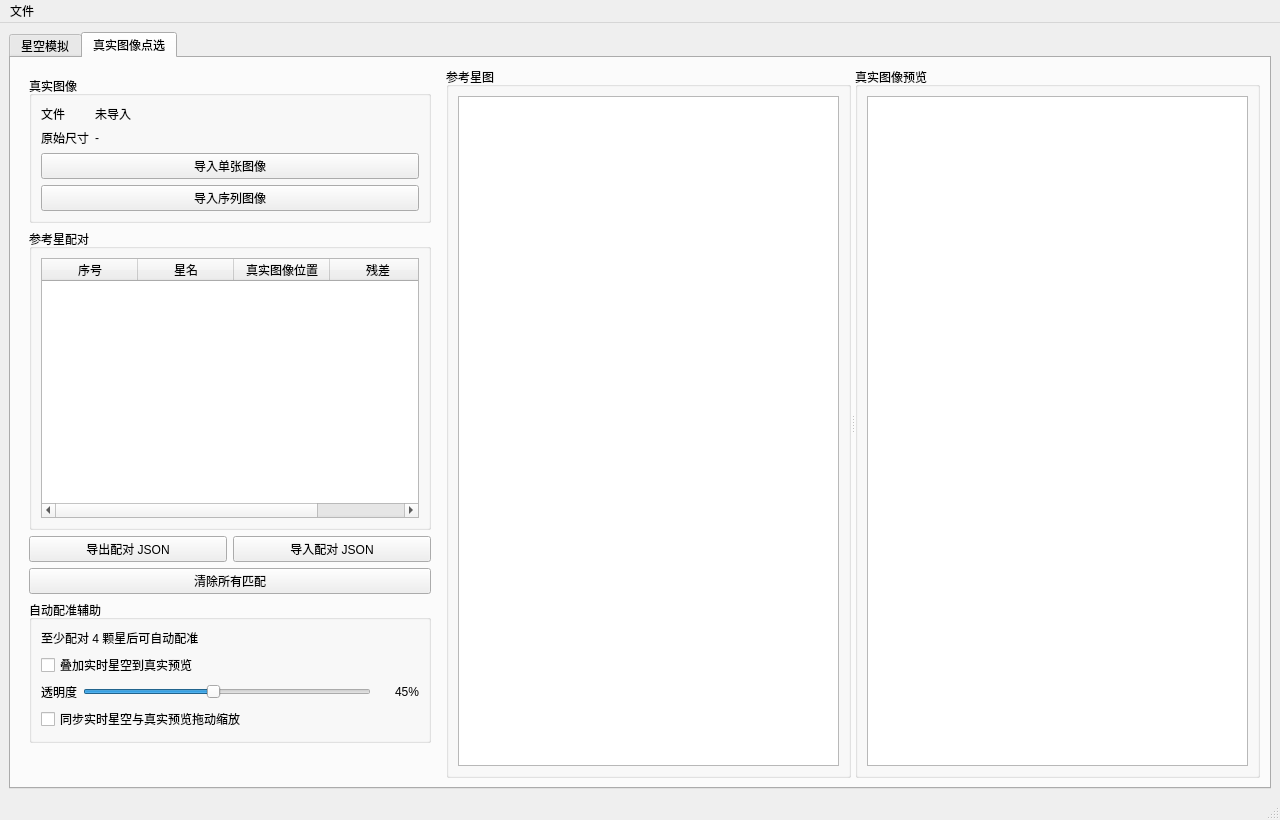
HG731GZ/HGMeteoTool, file meteoalign/ui/main_window.ui: the form before one commit.
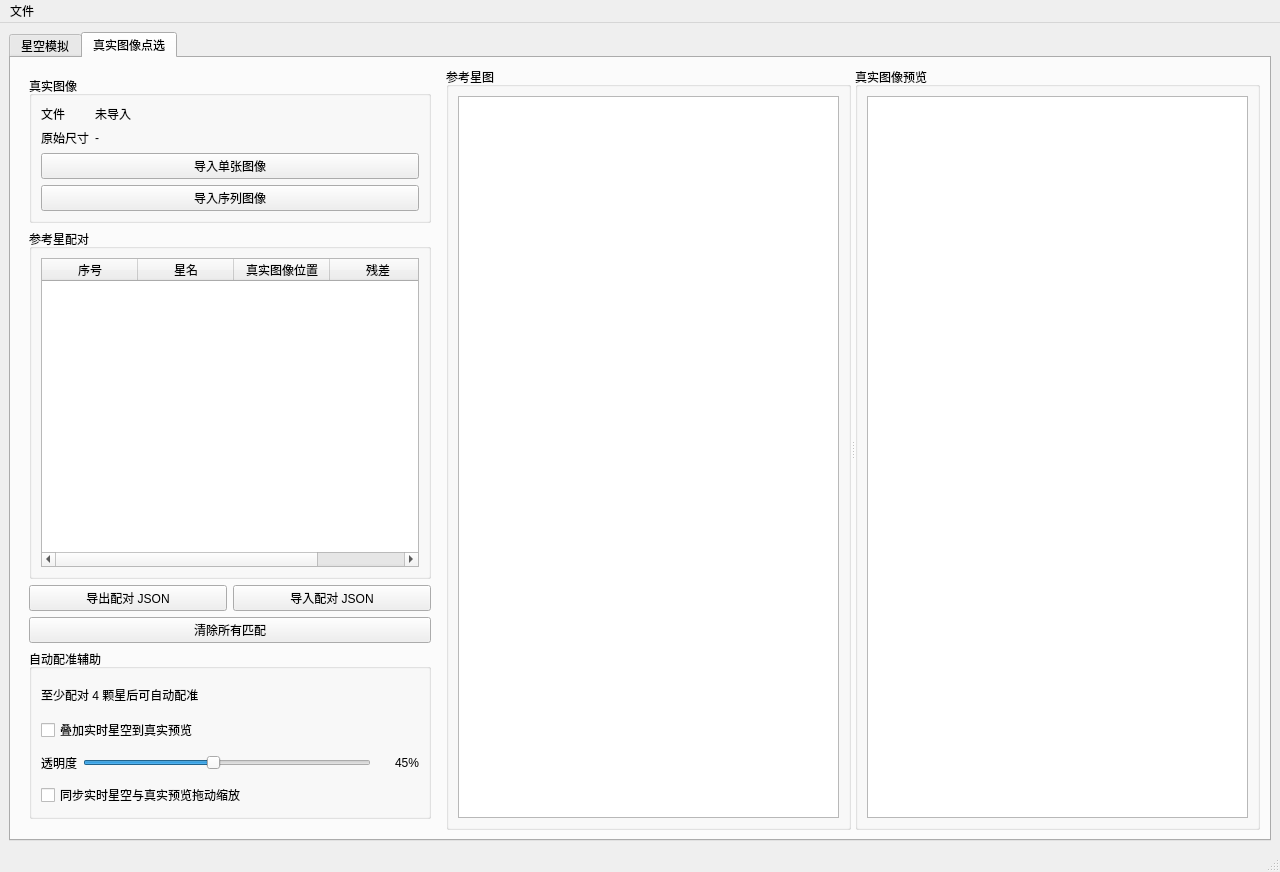
The form after the commit. The open tabs and pages were chosen to show the change.

Commit message: 优化UI显示

What changed in the file:
```diff
--- a/meteoalign/ui/main_window.ui
+++ b/meteoalign/ui/main_window.ui
@@ -674,10 +674,22 @@
             </widget>
            </item>
            <item>
-            <widget class="QGroupBox" name="groupBoxStarPairs">
+           <widget class="QGroupBox" name="groupBoxStarPairs">
              <property name="title">
               <string>参考星配对</string>
              </property>
+             <property name="minimumSize">
+              <size>
+               <width>0</width>
+               <height>350</height>
+              </size>
+             </property>
+             <property name="maximumSize">
+              <size>
+               <width>16777215</width>
+               <height>350</height>
+              </size>
+             </property>
              <layout class="QVBoxLayout" name="verticalLayoutStarPairs">
               <item>
                <widget class="QTableWidget" name="tableWidgetStarPairs">
@@ -771,18 +783,42 @@
             </widget>
            </item>
            <item>
-            <widget class="QGroupBox" name="groupBoxReferenceAlignment">
+           <widget class="QGroupBox" name="groupBoxReferenceAlignment">
              <property name="title">
               <string>自动配准辅助</string>
              </property>
+             <property name="minimumSize">
+              <size>
+               <width>0</width>
+               <height>170</height>
+              </size>
+             </property>
+             <property name="maximumSize">
+              <size>
+               <width>16777215</width>
+               <height>170</height>
+              </size>
+             </property>
              <layout class="QVBoxLayout" name="verticalLayoutReferenceAlignment">
               <item>
                <widget class="QLabel" name="labelAlignmentTransformStatus">
+                <property name="minimumSize">
+                 <size>
+                  <width>0</width>
+                  <height>34</height>
+                 </size>
+                </property>
+                <property name="maximumSize">
+                 <size>
+                  <width>16777215</width>
+                  <height>34</height>
+                 </size>
+                </property>
                 <property name="text">
                  <string>至少配对 4 颗星后可自动配准</string>
                 </property>
                 <property name="wordWrap">
-                 <bool>true</bool>
+                 <bool>false</bool>
                 </property>
                </widget>
               </item>
```
Left out of the diff: 9 changed lines with no effect on the pictures. The commit also changes 2 other files.
